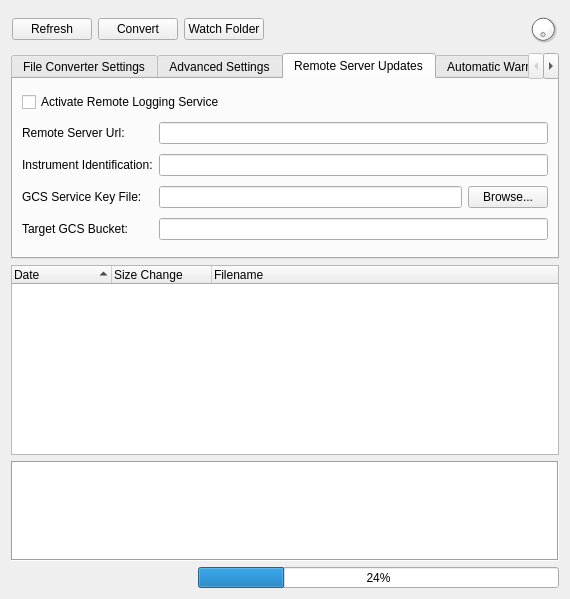
This is src/mzwatcher/mzWatcherGui.ui in eugenemel/maven as Qt 5 draws it before an edit. The edited form follows.
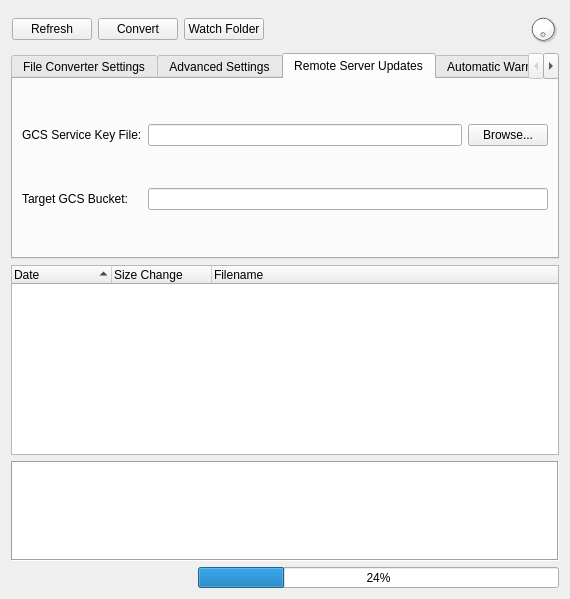
This is the edited form. The open tabs and pages were chosen to show the change. Icons and pictures are not drawn.

Commit message: Issue 866: Remove unused code.

```diff
--- a/src/mzwatcher/mzWatcherGui.ui
+++ b/src/mzwatcher/mzWatcherGui.ui
@@ -424,62 +424,31 @@
        <string>Remote Server Updates</string>
       </attribute>
       <layout class="QGridLayout" name="gridLayout_4">
-       <item row="0" column="0" colspan="3">
-        <widget class="QCheckBox" name="remoteLoging">
-         <property name="text">
-          <string>Activate Remote Logging Service</string>
-         </property>
-        </widget>
-       </item>
-       <item row="1" column="0">
-        <widget class="QLabel" name="label_8">
-         <property name="text">
-          <string>Remote Server Url:</string>
-         </property>
-        </widget>
-       </item>
-       <item row="1" column="1" colspan="2">
-        <widget class="QLineEdit" name="remoteServerUrl">
-         <property name="text">
-          <string/>
-         </property>
-        </widget>
-       </item>
-       <item row="2" column="0">
-        <widget class="QLabel" name="label_9">
-         <property name="text">
-          <string>Instrument Identification:</string>
-         </property>
-        </widget>
-       </item>
-       <item row="2" column="1" colspan="2">
-        <widget class="QLineEdit" name="instrumentId"/>
-       </item>
-       <item row="3" column="0">
+       <item row="0" column="0">
         <widget class="QLabel" name="label_11">
          <property name="text">
           <string>GCS Service Key File:</string>
          </property>
         </widget>
        </item>
-       <item row="3" column="1">
+       <item row="0" column="1">
         <widget class="QLineEdit" name="gcsKeyFileEdit"/>
        </item>
-       <item row="3" column="2">
+       <item row="0" column="2">
         <widget class="QPushButton" name="gcsKeyFileButton">
          <property name="text">
           <string>Browse...</string>
          </property>
         </widget>
        </item>
-       <item row="4" column="0">
+       <item row="1" column="0">
         <widget class="QLabel" name="label_12">
          <property name="text">
           <string>Target GCS Bucket:</string>
          </property>
         </widget>
        </item>
-       <item row="4" column="1" colspan="2">
+       <item row="1" column="1" colspan="2">
         <widget class="QLineEdit" name="targetBucketEdit"/>
        </item>
       </layout>
```
The commit also changes 2 other files.
